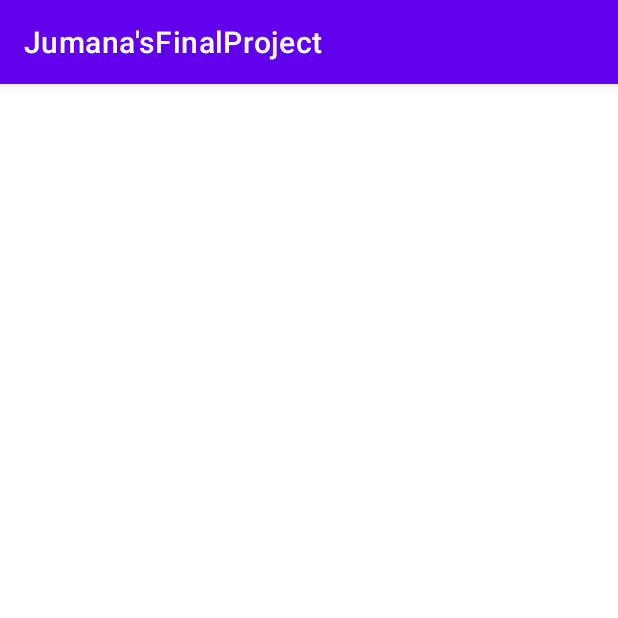
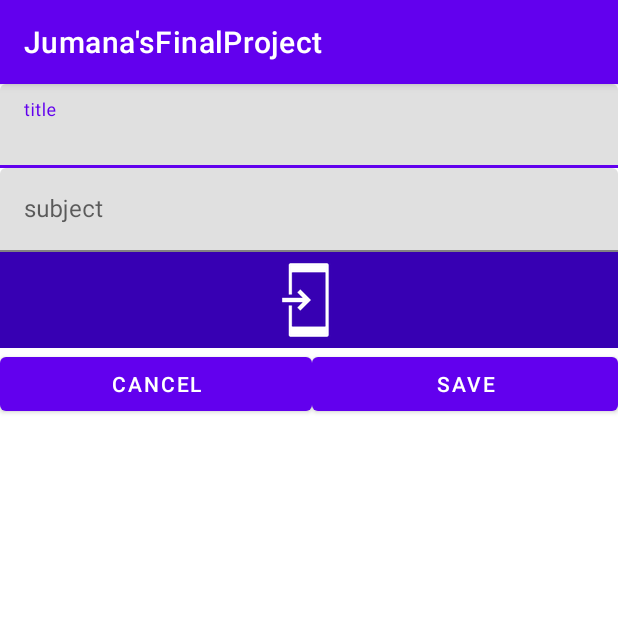
Before and after one commit to shokjumana/Jumana_final_project_0.1, an Android app: the addBook screen opened directly, with no data from a screen before it, on a phone screen of 412 x 824 dp, the top half of it. Run offline under Robolectric (Android 15) with nearby library versions, the phone set to English and light mode, and no system bars.

Commit message:
finished everything weve learned and tested it on phone and worked, fixed main activity so splash screen can open.

```diff
--- a/app/src/main/AndroidManifest.xml
+++ b/app/src/main/AndroidManifest.xml
@@ -42,16 +42,19 @@
             android:exported="false" />
         <activity
             android:name=".Splash_Screen"
-            android:exported="false" />
-        <activity
-            android:name=".MainActivity"
-            android:exported="true">
+            android:exported="true" >
             <intent-filter>
                 <action android:name="android.intent.action.MAIN" />
 
                 <category android:name="android.intent.category.LAUNCHER" />
             </intent-filter>
         </activity>
+        <activity
+            android:name=".MainActivity"
+            android:exported="true">
+
+        </activity>
+
     </application>
 
 </manifest>
--- a/app/src/main/java/shk/jumana/jumanasfinalproject/Sign_In.java
+++ b/app/src/main/java/shk/jumana/jumanasfinalproject/Sign_In.java
@@ -34,6 +34,15 @@ public class Sign_In extends AppCompatActivity
         btnSignIn1=findViewById(R.id.btnSignIn1);
         btnSignUp1=findViewById(R.id.btnSignUp2);
 
+
+
+        btnSignIn1.setOnClickListener(new View.OnClickListener() {
+            @Override
+            public void onClick(View view) {
+                Intent i = new Intent (Sign_In.this,MainActivity.class);
+                startActivity(i);
+            }
+        });
 
 
         btnSignUp1.setOnClickListener(new View.OnClickListener() {
--- a/app/src/main/java/shk/jumana/jumanasfinalproject/addBook.java
+++ b/app/src/main/java/shk/jumana/jumanasfinalproject/addBook.java
@@ -3,12 +3,31 @@ package shk.jumana.jumanasfinalproject;
 import androidx.appcompat.app.AppCompatActivity;
 
 import android.os.Bundle;
+import android.widget.Button;
+import android.widget.ImageButton;
+import android.widget.SeekBar;
 
-public class addBook extends AppCompatActivity {
+import com.google.android.material.textfield.TextInputEditText;
 
+public class addBook extends AppCompatActivity
+{
+    private TextInputEditText etTittleTask;
+    private TextInputEditText etSubjectTask;
+    private ImageButton imageTask;
+    private Button btnCancelTask;
+    private Button btnSaveTask;
     @Override
-    protected void onCreate(Bundle savedInstanceState) {
+    protected void onCreate(Bundle savedInstanceState)
+    {
         super.onCreate(savedInstanceState);
         setContentView(R.layout.activity_add_book);
+
+
+
+
+
+
+
+
     }
 }
--- a/app/src/main/res/layout/activity_add_book.xml
+++ b/app/src/main/res/layout/activity_add_book.xml
@@ -1,9 +1,59 @@
 <?xml version="1.0" encoding="utf-8"?>
-<androidx.constraintlayout.widget.ConstraintLayout xmlns:android="http://schemas.android.com/apk/res/android"
+<LinearLayout xmlns:android="http://schemas.android.com/apk/res/android"
     xmlns:app="http://schemas.android.com/apk/res-auto"
     xmlns:tools="http://schemas.android.com/tools"
     android:layout_width="match_parent"
-    android:layout_height="match_parent"
+    android:layout_height="wrap_content"
+    android:orientation="vertical"
     tools:context=".addBook">
 
-</androidx.constraintlayout.widget.ConstraintLayout>
+    <com.google.android.material.textfield.TextInputLayout
+        android:layout_width="match_parent"
+        android:layout_height="match_parent">
+
+        <com.google.android.material.textfield.TextInputEditText
+            android:id="@+id/etTittleTask"
+            android:layout_width="match_parent"
+            android:layout_height="wrap_content"
+            android:hint="title" />
+    </com.google.android.material.textfield.TextInputLayout>
+
+    <com.google.android.material.textfield.TextInputLayout
+        android:layout_width="match_parent"
+        android:layout_height="match_parent">
+
+        <com.google.android.material.textfield.TextInputEditText
+            android:id="@+id/etSubjectTask"
+            android:layout_width="match_parent"
+            android:layout_height="wrap_content"
+            android:hint="subject" />
+    </com.google.android.material.textfield.TextInputLayout>
+
+    <ImageView
+        android:id="@+id/imageTask"
+        android:layout_width="match_parent"
+        android:layout_height="wrap_content"
+        android:background="@color/purple_700"
+        app:srcCompat="@drawable/common_full_open_on_phone"
+        tools:srcCompat="@drawable/common_full_open_on_phone" />
+
+    <LinearLayout
+        android:layout_width="match_parent"
+        android:layout_height="match_parent"
+        android:orientation="horizontal">
+
+        <Button
+            android:id="@+id/btnCancelTask"
+            android:layout_width="wrap_content"
+            android:layout_height="wrap_content"
+            android:layout_weight="1"
+            android:text="cancel" />
+
+        <Button
+            android:id="@+id/btnSaveTask"
+            android:layout_width="wrap_content"
+            android:layout_height="wrap_content"
+            android:layout_weight="1"
+            android:text="save" />
+    </LinearLayout>
+</LinearLayout>
--- a/app/src/main/res/layout/activity_main.xml
+++ b/app/src/main/res/layout/activity_main.xml
@@ -12,5 +12,5 @@
         android:id="@+id/btnEnterMain"
         android:layout_width="match_parent"
         android:layout_height="wrap_content"
-        android:text="enter 2big" />
+        android:text="enter MainActivity" />
 </LinearLayout>
```
Also changed, not shown: app/src/main/java/shk/jumana/jumanasfinalproject/MainActivity.java (+6 -4 lines).
